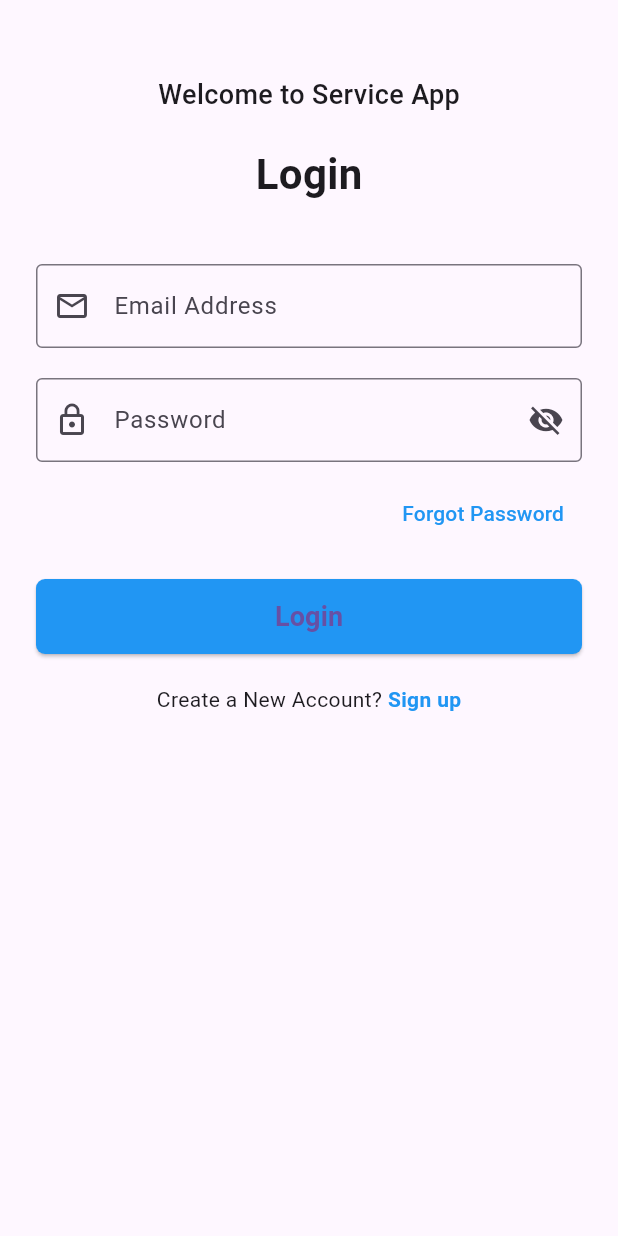
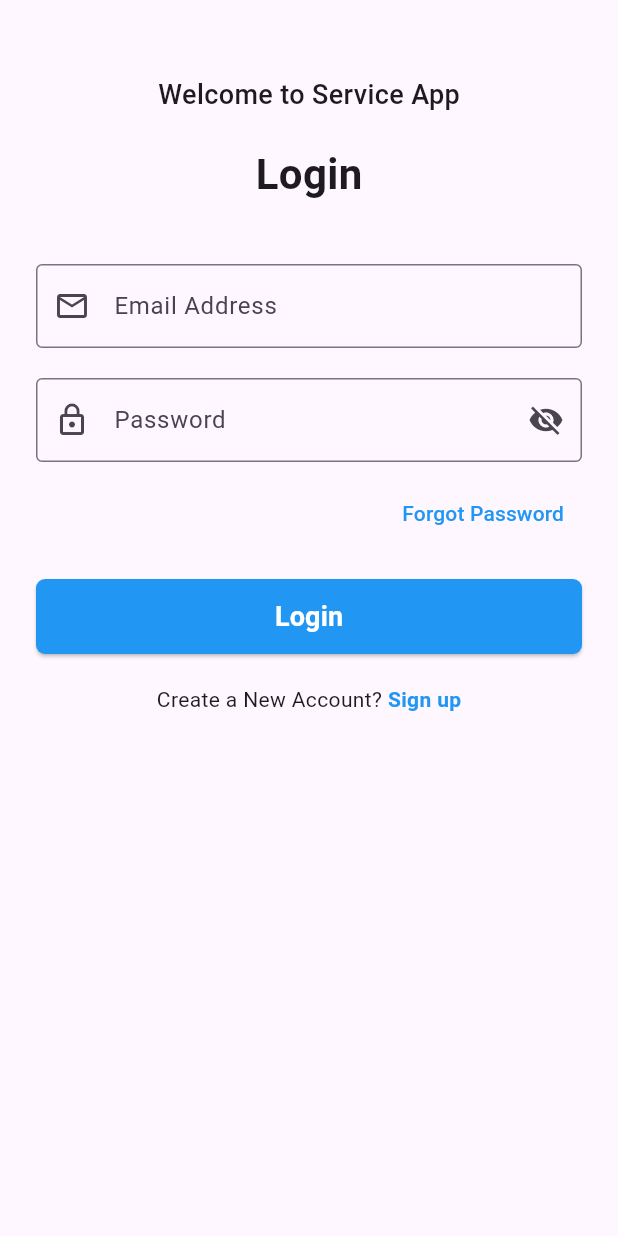
Before and after one commit to Anant-ABP/Home-Service-App, a Flutter app: the screen it shows after launch, on a phone screen of 412 x 824 dp. Run offline on Flutter 3.47's test engine with Material 3 defaults, Android fonts, the phone set to English and light mode, and no system bars; our stand-ins replace image_picker, shared_preferences.

Commit message:
small changes in login and home page

```diff
--- a/lib/service_provider/login & sign up/loginpage.dart
+++ b/lib/service_provider/login & sign up/loginpage.dart
@@ -21,25 +21,35 @@ class _LoginPageState extends State<LoginPage> {
       body: SafeArea(
         child: Padding(
           padding: const EdgeInsets.symmetric(horizontal: 24),
+          child: SingleChildScrollView(
+            // This allows the content to scroll when keyboard opens
+            child: ConstrainedBox(
+              constraints: BoxConstraints(
+                minHeight: MediaQuery.of(context).size.height - 50, // optional
+              ),
               child: Form(
-            key: _formKey, // ✅ for validation
+                key: _formKey,
                 child: Column(
                   crossAxisAlignment: CrossAxisAlignment.start,
                   children: [
                     const SizedBox(height: 50),
-
                     Center(
                       child: const Text(
                         "Welcome to Service App",
-                    style: TextStyle(fontSize: 18, fontWeight: FontWeight.w500),
+                        style: TextStyle(
+                          fontSize: 18,
+                          fontWeight: FontWeight.w500,
+                        ),
                       ),
                     ),
                     const SizedBox(height: 20),
-
                     Center(
                       child: const Text(
                         "Login",
-                    style: TextStyle(fontSize: 28, fontWeight: FontWeight.bold),
+                        style: TextStyle(
+                          fontSize: 28,
+                          fontWeight: FontWeight.bold,
+                        ),
                       ),
                     ),
                     const SizedBox(height: 40),
@@ -140,6 +150,7 @@ class _LoginPageState extends State<LoginPage> {
                           style: TextStyle(
                             fontSize: 18,
                             fontWeight: FontWeight.bold,
+                            color: Colors.white,
                           ),
                         ),
                       ),
@@ -179,6 +190,8 @@ class _LoginPageState extends State<LoginPage> {
               ),
             ),
           ),
+        ),
+      ),
     );
   }
 }
--- a/lib/service_provider/login & sign up/signup.dart
+++ b/lib/service_provider/login & sign up/signup.dart
@@ -188,6 +188,7 @@ class _SignUpPageState extends State<SignUpPage> {
                       style: TextStyle(
                         fontSize: 18,
                         fontWeight: FontWeight.bold,
+                        color: Colors.white,
                       ),
                     ),
                   ),
```
Also changed, not shown: lib/service_provider/home_page/home.dart (+29 -63 lines). Lines whose indentation alone changed are shown as unchanged.
